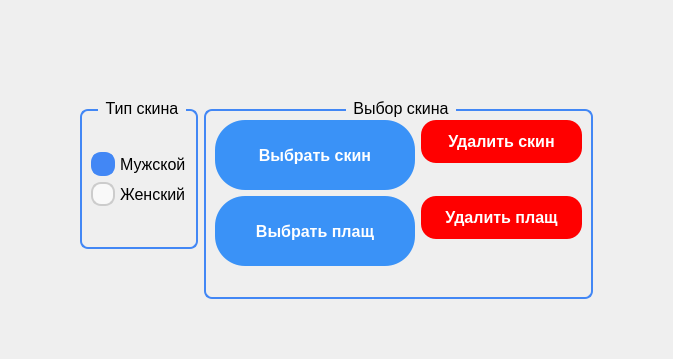
Before: the Qt Designer form src/launcher/design/design.ui in izharus/tfc_halloween_launcher, drawn with Qt 5; both pictures show x 186 to 859 and y 0 to 359 of the 1050 by 600 pixel window.
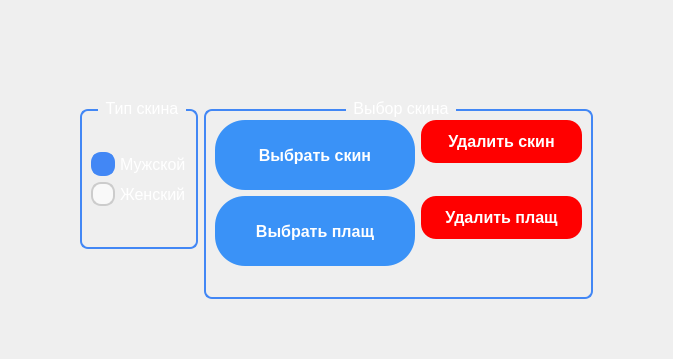
After: the same form once the commit is applied. The open tabs and pages were chosen to show the change. Icons and pictures are not drawn.

Commit message: design: make font white

Diff of the .ui file:
```diff
--- a/src/launcher/design/design.ui
+++ b/src/launcher/design/design.ui
@@ -1052,6 +1052,7 @@
   border: 2px solid #4287f5; /* Border color for the group box */
   border-radius: 8px; /* Border radius for rounded corners */
   margin-top: 10px; /* Adjust margin as needed */
+  color: white;
 }
 
 QGroupBox::title {
@@ -1099,6 +1100,7 @@
 QCheckBox, QRadioButton {
   spacing: 5px;
   font-size: 16px;
+  color: white;
 }
 
 QCheckBox::indicator, QRadioButton::indicator {
@@ -1141,6 +1143,7 @@
 QCheckBox, QRadioButton {
   spacing: 5px;
   font-size: 16px;
+  color: white;
 }
 
 QCheckBox::indicator, QRadioButton::indicator {
@@ -1193,6 +1196,7 @@
   border: 2px solid #4287f5; /* Border color for the group box */
   border-radius: 8px; /* Border radius for rounded corners */
   margin-top: 10px; /* Adjust margin as needed */
+  color: white;
 }
 
 QGroupBox::title {
```
Left out of the diff: 2 changed lines with no effect on the pictures. The commit also changes 3 other files.
